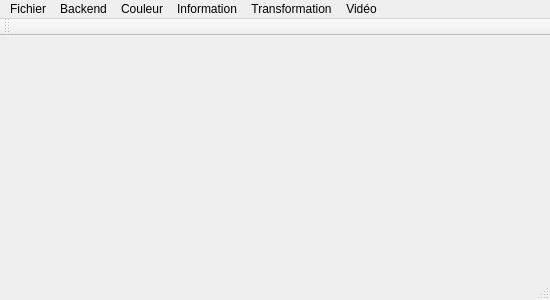
Old version of the form crazycv/src/Lab4_Vision/mainwindow.ui in the repository berlingoqc/cppworkspace.
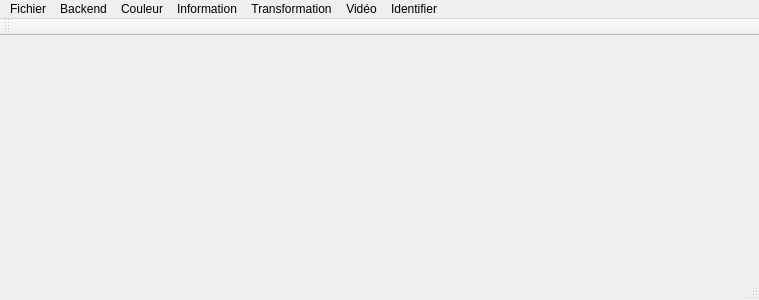
New version of the form.

What changed in the file:
```diff
--- a/crazycv/src/Lab4_Vision/mainwindow.ui
+++ b/crazycv/src/Lab4_Vision/mainwindow.ui
@@ -6,7 +6,7 @@
    <rect>
     <x>0</x>
     <y>0</y>
-    <width>550</width>
+    <width>759</width>
     <height>300</height>
    </rect>
   </property>
@@ -19,8 +19,8 @@
     <rect>
      <x>0</x>
      <y>0</y>
-     <width>550</width>
-     <height>21</height>
+     <width>759</width>
+     <height>22</height>
     </rect>
    </property>
    <widget class="QMenu" name="menuFichier">
@@ -102,12 +102,19 @@
     <addaction name="actionTracking"/>
     <addaction name="actionEnregistrement"/>
    </widget>
+   <widget class="QMenu" name="menuIdentifier">
+    <property name="title">
+     <string>Identifier</string>
+    </property>
+    <addaction name="actionMille_Feuille"/>
+   </widget>
    <addaction name="menuFichier"/>
    <addaction name="menuBackend"/>
    <addaction name="menuCouleur"/>
    <addaction name="menuInformation"/>
    <addaction name="menuTransformation"/>
    <addaction name="menuVid_o"/>
+   <addaction name="menuIdentifier"/>
   </widget>
   <widget class="QToolBar" name="mainToolBar">
    <attribute name="toolBarArea">
```
Left out of the diff: 5 changed lines with no effect on the pictures.
